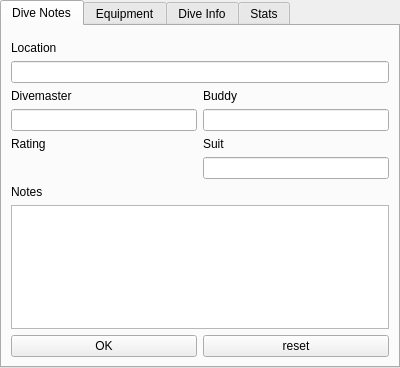
The window that qt-ui/maintab.ui (subsurface/subsurface) describes before a commit, drawn with Qt 5.
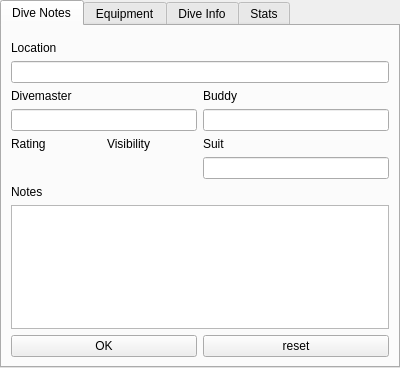
The same window after the commit. Custom widgets are drawn as their Qt base class.

Commit message:
Move visibility Star widget to the DiveNotes tab
This looks much better and seems much more contextual.

```diff
--- a/qt-ui/maintab.ui
+++ b/qt-ui/maintab.ui
@@ -78,12 +78,23 @@
      </widget>
     </item>
     <item row="5" column="0">
+        <layout class="QHBoxLayout" name="ratingVisibilityLabels">
+	  <item>
      <widget class="QLabel" name="label_14">
       <property name="text">
        <string>Rating</string>
       </property>
      </widget>
     </item>
+	  <item>
+	    <widget class="QLabel" name="visibilityLabel">
+	      <property name="text">
+		<string>Visibility</string>
+	      </property>
+	    </widget>
+	  </item>
+	</layout>
+    </item>
     <item row="5" column="1">
      <widget class="QLabel" name="label_19">
       <property name="text">
@@ -99,8 +110,15 @@
      </widget>
     </item>
     <item row="6" column="0">
+      <layout class="QHBoxLayout" name="ratingVisibilityWidgets">
+	<item>
      <widget class="StarWidget" name="rating" native="true"/>
     </item>
+	<item>
+	  <widget class="StarWidget" name="visibility" native="true"/>
+	</item>
+      </layout>
+    </item>
     <item row="10" column="1">
      <widget class="QPushButton" name="editReset">
       <property name="text">
@@ -403,22 +421,6 @@
         </property>
        </widget>
       </item>
-      <item row="3" column="2">
-       <widget class="StarWidget" name="visibility" native="true"/>
-      </item>
-      <item row="2" column="2">
-       <widget class="QLabel" name="visibilityLabel">
-        <property name="font">
-         <font>
-          <weight>75</weight>
-          <bold>true</bold>
-         </font>
-        </property>
-        <property name="text">
-         <string>Visibility</string>
-        </property>
-       </widget>
-      </item>
       <item row="4" column="0">
        <widget class="QLabel" name="waterTempertureLabel">
         <property name="font">
```
Lines whose indentation alone changed are shown as unchanged.
